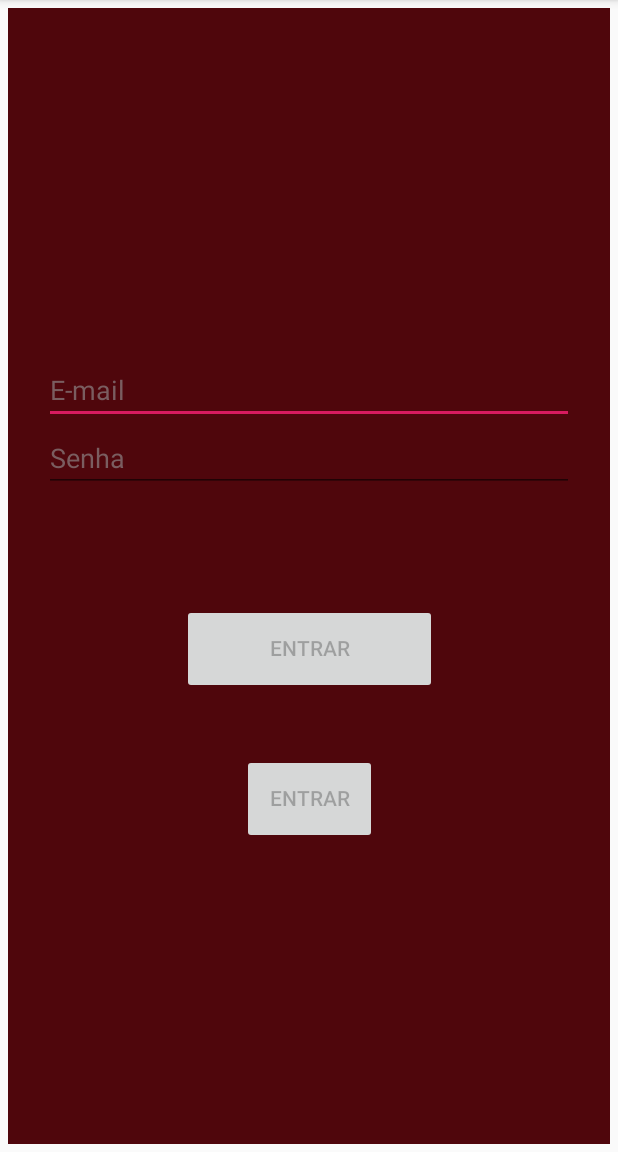
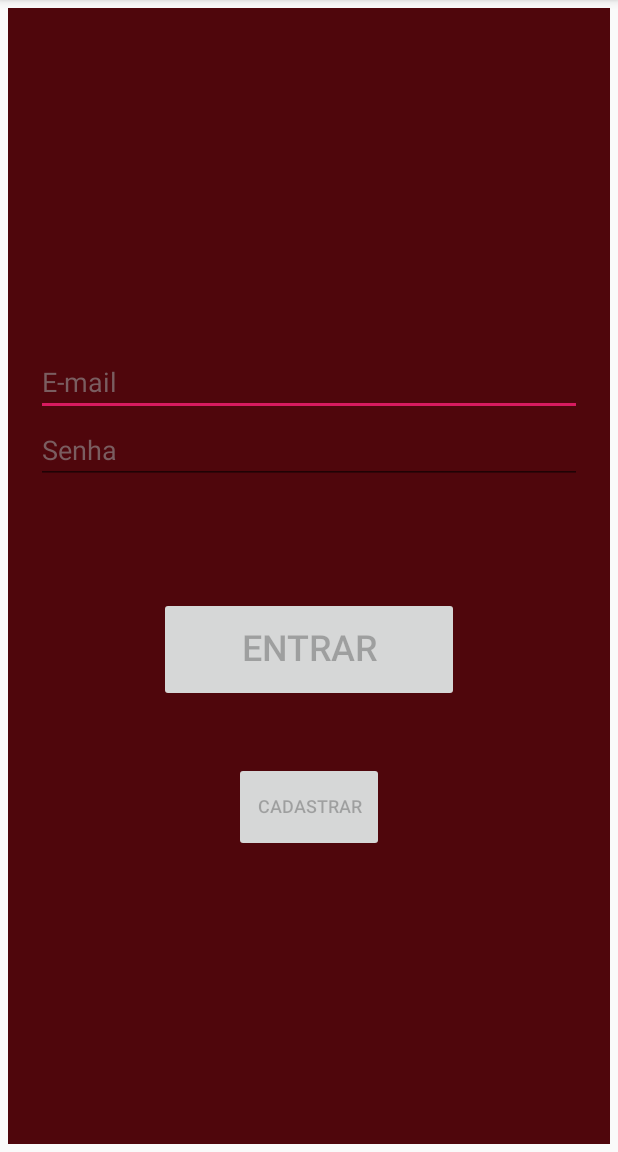
Before and after one commit to lucasSaints/RoomControl, an Android app: the screen it shows after launch (LoginActivity), on a phone screen of 412 x 824 dp, the part 84-1236 px from its top. Run offline under Robolectric (Android 15) with nearby library versions, the phone set to English and light mode, and no system bars.

Commit message:
update tela login

```diff
--- a/RoomControl/app/src/main/res/layout/activity_login.xml
+++ b/RoomControl/app/src/main/res/layout/activity_login.xml
@@ -5,14 +5,11 @@
     android:id="@+id/container"
     android:layout_width="match_parent"
     android:layout_height="match_parent"
-    android:paddingLeft="@dimen/activity_horizontal_margin"
-    android:paddingTop="@dimen/activity_vertical_margin"
-    android:paddingRight="@dimen/activity_horizontal_margin"
-    android:paddingBottom="@dimen/activity_vertical_margin"
     tools:context=".ui.login.LoginActivity">
 
     <ImageView
         android:id="@+id/fundo"
+        android:layout_margin="5dp"
         android:layout_width="0dp"
         android:layout_height="0dp"
         app:layout_constraintBottom_toBottomOf="parent"
@@ -31,8 +28,10 @@
         android:hint="@string/prompt_email"
         android:inputType="textEmailAddress"
         android:selectAllOnFocus="true"
+        android:shadowColor="#14000000"
         android:textColor="@color/colorText"
         android:textColorHint="#7a5d60"
+        android:textColorLink="#6FFFC5"
         app:layout_constraintEnd_toEndOf="parent"
         app:layout_constraintStart_toStartOf="parent"
         app:layout_constraintTop_toTopOf="parent" />
@@ -57,8 +56,8 @@
 
     <Button
         android:id="@+id/login"
-        android:layout_width="170dp"
-        android:layout_height="60dp"
+        android:layout_width="200dp"
+        android:layout_height="70dp"
         android:layout_gravity="start"
         android:layout_marginStart="48dp"
         android:layout_marginTop="16dp"
@@ -67,6 +66,7 @@
         android:enabled="false"
         android:includeFontPadding="false"
         android:text="@string/action_sign_in_short"
+        android:textSize="24sp"
         app:layout_constraintBottom_toBottomOf="parent"
         app:layout_constraintEnd_toEndOf="parent"
         app:layout_constraintStart_toStartOf="parent"
@@ -75,13 +75,14 @@
 
     <Button
         android:id="@+id/register"
-        android:layout_width="90dp"
+        android:layout_width="100dp"
         android:layout_height="60dp"
         android:layout_gravity="start"
         android:layout_marginTop="40dp"
         android:enabled="false"
         android:includeFontPadding="false"
-        android:text="@string/action_sign_in_short"
+        android:text="@string/register"
+        android:textSize="12sp"
         app:layout_constraintEnd_toEndOf="@+id/login"
         app:layout_constraintStart_toStartOf="@+id/login"
         app:layout_constraintTop_toBottomOf="@+id/login" />
```
